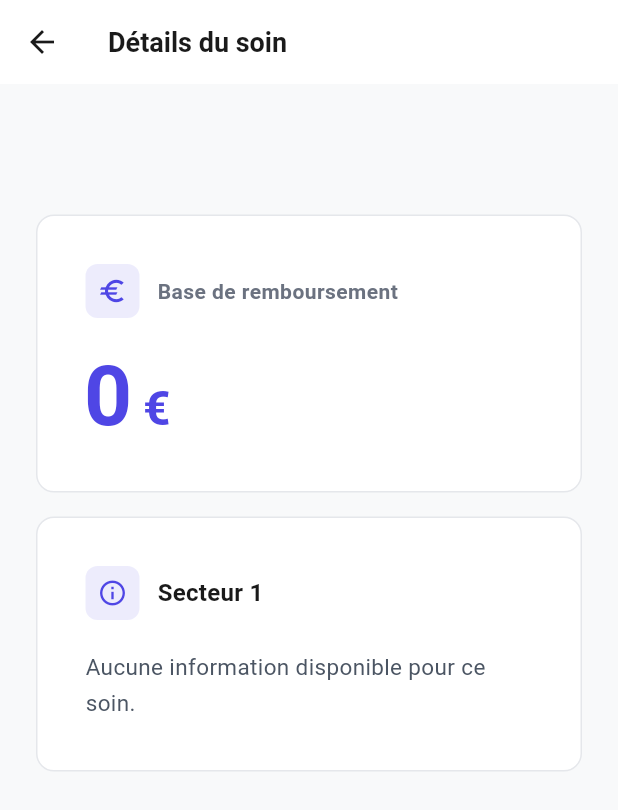
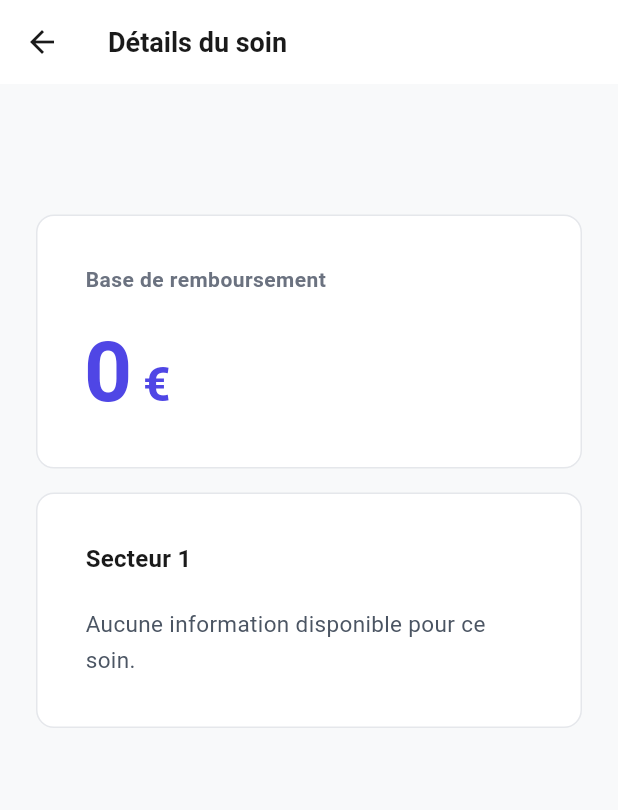
Before and after one commit to Pirodax/cap_projet_app, a Flutter app: the SoinDetailScreen screen opened directly with empty values, on a phone screen of 412 x 824 dp. Shown: the top 810 px of the screen. Run offline on Flutter 3.47's test engine with Material 3 defaults, Android fonts, the phone set to English and light mode, and no system bars; our stand-ins replace google_fonts, supabase_flutter; accounts and stored records are empty.

Commit message:
Remove euro and info icons from soin detail screen for cleaner design
- Remove euro icon before 'Base de remboursement'
- Remove info icon before 'Secteur 1'
- Keep clean minimalist design with just labels and content

🤖 Generated with [Claude Code](https://claude.com/claude-code)

Co-Authored-By: Claude <noreply@anthropic.com>

```diff
--- a/cap_app/lib/screens/soin_detail_screen.dart
+++ b/cap_app/lib/screens/soin_detail_screen.dart
@@ -59,21 +59,6 @@ class SoinDetailScreen extends StatelessWidget {
               child: Column(
                 crossAxisAlignment: CrossAxisAlignment.start,
                 children: [
-                  Row(
-                    children: [
-                      Container(
-                        padding: const EdgeInsets.all(8),
-                        decoration: BoxDecoration(
-                          color: const Color(0xFF4F46E5).withOpacity(0.1),
-                          borderRadius: BorderRadius.circular(8),
-                        ),
-                        child: const Icon(
-                          Icons.euro,
-                          color: Color(0xFF4F46E5),
-                          size: 20,
-                        ),
-                      ),
-                      const SizedBox(width: 12),
                   const Text(
                     'Base de remboursement',
                     style: TextStyle(
@@ -82,8 +67,6 @@ class SoinDetailScreen extends StatelessWidget {
                       color: Color(0xFF6B7280),
                       letterSpacing: 0.3,
                     ),
-                      ),
-                    ],
                   ),
                   const SizedBox(height: 24),
                   Row(
@@ -128,21 +111,6 @@ class SoinDetailScreen extends StatelessWidget {
               child: Column(
                 crossAxisAlignment: CrossAxisAlignment.start,
                 children: [
-                  Row(
-                    children: [
-                      Container(
-                        padding: const EdgeInsets.all(8),
-                        decoration: BoxDecoration(
-                          color: const Color(0xFF4F46E5).withOpacity(0.1),
-                          borderRadius: BorderRadius.circular(8),
-                        ),
-                        child: const Icon(
-                          Icons.info_outline,
-                          color: Color(0xFF4F46E5),
-                          size: 20,
-                        ),
-                      ),
-                      const SizedBox(width: 12),
                   const Text(
                     'Secteur 1',
                     style: TextStyle(
@@ -151,8 +119,6 @@ class SoinDetailScreen extends StatelessWidget {
                       color: Color(0xFF1A1A1A),
                       letterSpacing: 0.2,
                     ),
-                      ),
-                    ],
                   ),
                   const SizedBox(height: 20),
                   Text(
```
Lines whose indentation alone changed are shown as unchanged.
